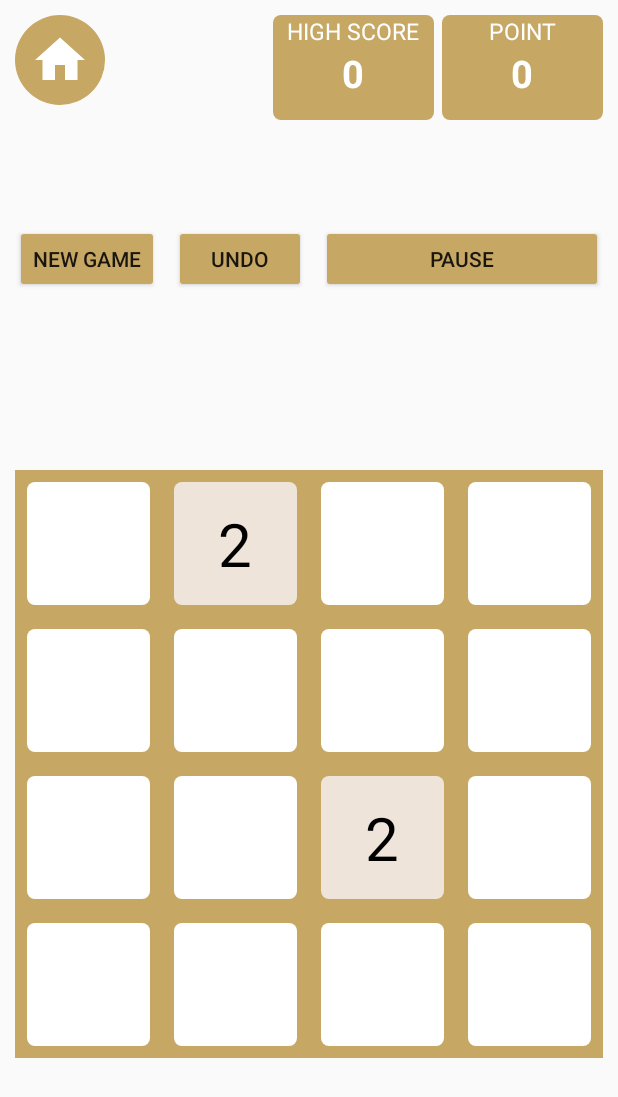
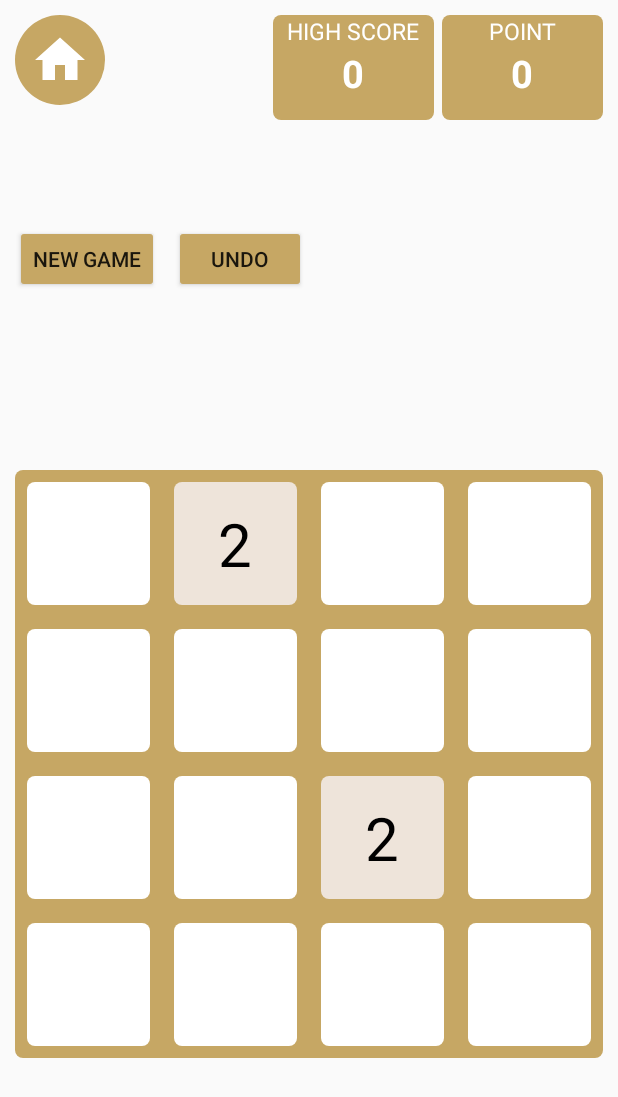
Before and after one commit to NguyenKhoa-dev/PTUDDD_Game2048, an Android app: the screen it shows after launch (MainActivity), after a tap on "NewGame", on a phone screen of 412 x 824 dp. Shown: the top 1097 px of the screen. Run offline under Robolectric (Android 15) with nearby library versions, the phone set to English and light mode, and no system bars.

Commit message:
Update Gan Xong

```diff
--- a/app/src/main/AndroidManifest.xml
+++ b/app/src/main/AndroidManifest.xml
@@ -4,9 +4,9 @@
 
     <application
         android:allowBackup="true"
-        android:icon="@mipmap/ic_launcher"
+        android:icon="@drawable/img"
+        android:roundIcon="@drawable/img"
         android:label="@string/app_name"
-        android:roundIcon="@mipmap/ic_launcher_round"
         android:supportsRtl="true"
         android:theme="@style/Theme.Nhom10_LapTrinhGame2048">
         <activity
--- a/app/src/main/java/com/example/nhom10_laptrinhgame2048/DataGame.java
+++ b/app/src/main/java/com/example/nhom10_laptrinhgame2048/DataGame.java
@@ -27,6 +27,7 @@ public class DataGame {
     private int max;
     public int[] arrImage = {R.drawable.s4x4,R.drawable.s5x5,R.drawable.s6x6,R.drawable.s8x8};
     public String[] arrName = {"Classic - 4x4","Large - 5x5","Wide - 6x6","Huge - 8x8"};
+    public boolean sound = true;
 
     static  {
         dataGame = new DataGame();
@@ -59,8 +60,6 @@ public class DataGame {
 
         taoSo();
         chuyenDoi();
-//        point = 0;
-//        max = 0;
     }
 
     public ArrayList<Integer> getArrSo() {
--- a/app/src/main/java/com/example/nhom10_laptrinhgame2048/MenuScreenActivity.java
+++ b/app/src/main/java/com/example/nhom10_laptrinhgame2048/MenuScreenActivity.java
@@ -6,11 +6,13 @@ import android.content.Intent;
 import android.os.Bundle;
 import android.view.View;
 import android.widget.Button;
+import android.widget.ImageButton;
 import android.widget.TextView;
 
 public class MenuScreenActivity extends AppCompatActivity implements View.OnClickListener {
 
     Button btnClassic,btnHistory, btnCustome;
+    ImageButton btnVolume;
     SQLiteHelper helper;
     TextView txtHighScore;
 
@@ -20,6 +22,7 @@ public class MenuScreenActivity extends AppCompatActivity implements View.OnClic
         setContentView(R.layout.activity_menu_screen);
         initDB();
         initControls();
+        setSound();
     }
 
     private void initDB(){
@@ -31,6 +34,8 @@ public class MenuScreenActivity extends AppCompatActivity implements View.OnClic
     private void initControls() {
         btnClassic = findViewById(R.id.btnClassic);
         btnHistory = findViewById(R.id.btnHistory);
+        btnVolume = findViewById(R.id.btnVolume);
+
         if(helper.getTracking("SIZE 4").getMatrix().compareTo("")!=0){
             btnClassic.setText("Continue");
         }else{
@@ -40,10 +45,30 @@ public class MenuScreenActivity extends AppCompatActivity implements View.OnClic
         btnHistory.setOnClickListener(this);
         btnCustome = findViewById(R.id.btnCustome);
         btnCustome.setOnClickListener(this);
+        btnVolume.setOnClickListener(this);
+    }
+
+    private void setSound() {
+        if (DataGame.getDataGame().sound) {
+            btnVolume.setImageResource(R.drawable.ic_volume_up);
+        }
+        else {
+            btnVolume.setImageResource(R.drawable.ic_volume_off);
+        }
     }
 
     @Override
     public void onClick(View view) {
+        if (view.getId() == btnVolume.getId()) {
+            if (DataGame.getDataGame().sound) {
+                btnVolume.setImageResource(R.drawable.ic_volume_off);
+                DataGame.getDataGame().sound = false;
+            }
+            else {
+                btnVolume.setImageResource(R.drawable.ic_volume_up);
+                DataGame.getDataGame().sound = true;
+            }
+        }
         if (view.getId() == btnClassic.getId()) {
             Intent intent = new Intent(MenuScreenActivity.this, MainActivity.class);
             intent.putExtra("size",4);
--- /dev/null
+++ b/app/src/main/res/drawable/ic_volume_off.xml
@@ -0,0 +1,10 @@
+<vector xmlns:android="http://schemas.android.com/apk/res/android"
+    android:width="24dp"
+    android:height="24dp"
+    android:viewportWidth="24"
+    android:viewportHeight="24"
+    android:tint="?attr/colorControlNormal">
+  <path
+      android:fillColor="@android:color/white"
+      android:pathData="M16.5,12c0,-1.77 -1.02,-3.29 -2.5,-4.03v2.21l2.45,2.45c0.03,-0.2 0.05,-0.41 0.05,-0.63zM19,12c0,0.94 -0.2,1.82 -0.54,2.64l1.51,1.51C20.63,14.91 21,13.5 21,12c0,-4.28 -2.99,-7.86 -7,-8.77v2.06c2.89,0.86 5,3.54 5,6.71zM4.27,3L3,4.27 7.73,9L3,9v6h4l5,5v-6.73l4.25,4.25c-0.67,0.52 -1.42,0.93 -2.25,1.18v2.06c1.38,-0.31 2.63,-0.95 3.69,-1.81L19.73,21 21,19.73l-9,-9L4.27,3zM12,4L9.91,6.09 12,8.18L12,4z"/>
+</vector>
--- /dev/null
+++ b/app/src/main/res/drawable/ic_volume_up.xml
@@ -0,0 +1,10 @@
+<vector xmlns:android="http://schemas.android.com/apk/res/android"
+    android:width="24dp"
+    android:height="24dp"
+    android:viewportWidth="24"
+    android:viewportHeight="24"
+    android:tint="?attr/colorControlNormal">
+  <path
+      android:fillColor="@android:color/white"
+      android:pathData="M3,9v6h4l5,5L12,4L7,9L3,9zM16.5,12c0,-1.77 -1.02,-3.29 -2.5,-4.03v8.05c1.48,-0.73 2.5,-2.25 2.5,-4.02zM14,3.23v2.06c2.89,0.86 5,3.54 5,6.71s-2.11,5.85 -5,6.71v2.06c4.01,-0.91 7,-4.49 7,-8.77s-2.99,-7.86 -7,-8.77z"/>
+</vector>
--- a/app/src/main/res/layout/activity_main.xml
+++ b/app/src/main/res/layout/activity_main.xml
@@ -21,15 +21,6 @@
             android:scaleType="fitCenter"
             android:src="@drawable/ic__home"
             android:tint="@color/white" />
-
-<!--        <TextView-->
-<!--            android:id="@+id/txtCountDown"-->
-<!--            android:layout_width="wrap_content"-->
-<!--            android:layout_height="wrap_content"-->
-<!--            android:gravity="center"-->
-<!--            android:padding="20sp"-->
-<!--            android:text="60:00"-->
-<!--            android:textSize="20sp" />-->
 
         <LinearLayout
             android:layout_width="220dp"
@@ -116,15 +107,6 @@
                 android:layout_height="match_parent"
                 android:backgroundTint="@color/brown"
                 android:text="@string/undo" />
-
-            <Button
-                android:layout_marginLeft="10dp"
-                android:id="@+id/btnPause"
-                android:layout_width="0dp"
-                android:layout_height="match_parent"
-                android:layout_weight="3"
-                android:backgroundTint="@color/brown"
-                android:text="@string/pause" />
         </LinearLayout>
     </RelativeLayout>
 
@@ -138,10 +120,8 @@
             android:id="@+id/gdvGamePlay"
             android:layout_width="wrap_content"
             android:layout_height="wrap_content"
-            android:background="@drawable/gb_nen_mau_nau"
-            android:numColumns="4">
-
-        </GridView>
+            android:background="@drawable/gb_default"
+            android:numColumns="4"></GridView>
 
     </RelativeLayout>
 </LinearLayout>
--- a/app/src/main/res/layout/item_o_vuong.xml
+++ b/app/src/main/res/layout/item_o_vuong.xml
@@ -1,8 +1,7 @@
 <?xml version="1.0" encoding="utf-8"?>
 <LinearLayout xmlns:android="http://schemas.android.com/apk/res/android"
     android:layout_width="match_parent"
-    android:layout_height="match_parent"
-    android:background="@color/brown">
+    android:layout_height="match_parent">
 
     <com.example.nhom10_laptrinhgame2048.OVuong
         android:layout_width="match_parent"
```
Also changed, not shown: app/src/main/java/com/example/nhom10_laptrinhgame2048/MainActivity.java (+7 -41 lines), app/src/main/res/layout/activity_menu_screen.xml (+18 -12 lines).
